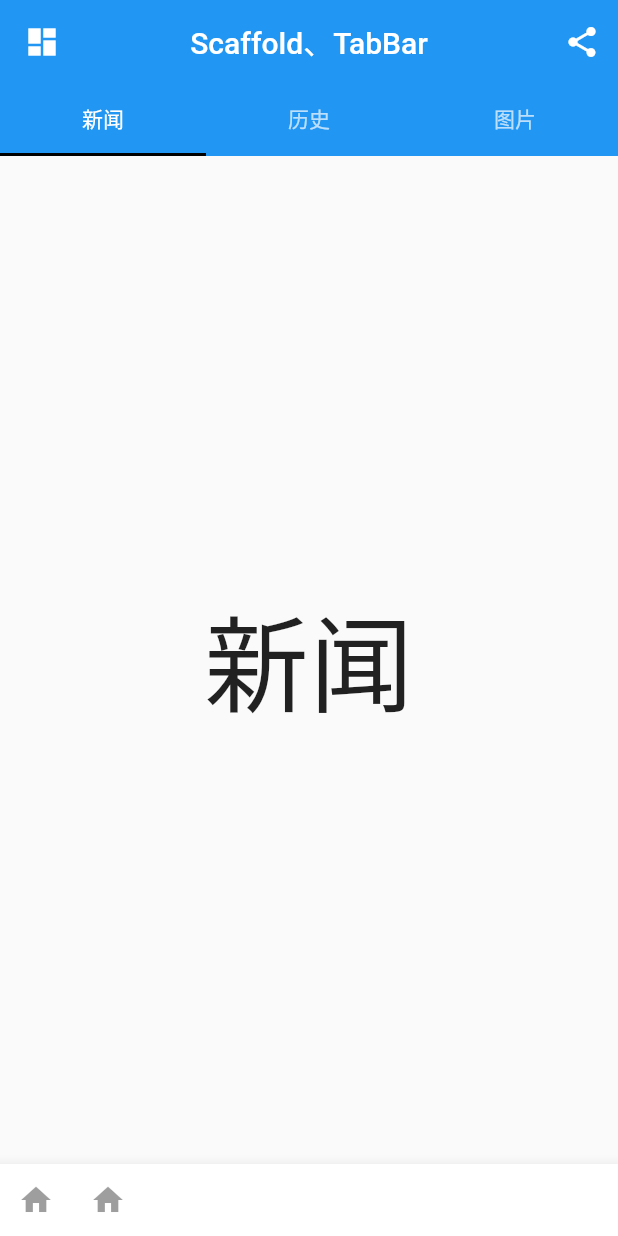
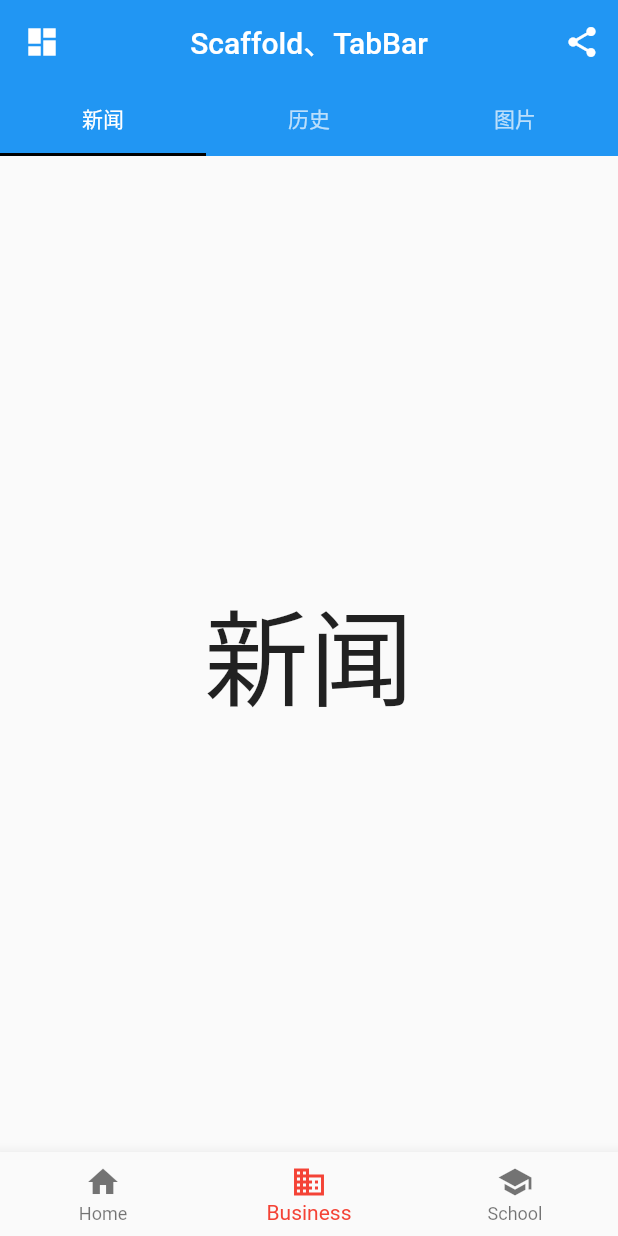
Before and after one commit to amazingokc/FlutterApp, a Flutter app: the ScaffoldPage screen opened by its route, on a phone screen of 412 x 824 dp. Run offline on Flutter 3.47's test engine with Material 2 defaults, Android fonts, the phone set to English and light mode, and no system bars; network calls fail.

Commit message:
scaffold
Signed-off-by: xiaoguoqing <13750525954@163.com>

```diff
--- a/lib/BaseWidget.dart
+++ b/lib/BaseWidget.dart
@@ -3,7 +3,7 @@ import 'package:flutter/material.dart';
 
 class BaseWidgetPage extends StatefulWidget {
   @override
-  State<StatefulWidget> createState() {
+  _BaseWidgetPage createState() {
     return new _BaseWidgetPage();
   }
 }
--- a/lib/scaffoldWidget.dart
+++ b/lib/scaffoldWidget.dart
@@ -67,31 +67,19 @@ class _ScaffoldWidget extends State<ScaffoldPage>
         drawer: new MyDrawer(),
         //抽屉
 
-//      bottomNavigationBar: BottomNavigationBar(
-//        //底部导航
-//        items: <BottomNavigationBarItem>[
-//          BottomNavigationBarItem(icon: Icon(Icons.home), title: Text("Home")),
-//          BottomNavigationBarItem(
-//              icon: Icon(Icons.business), title: Text("Business")),
-//          BottomNavigationBarItem(
-//              icon: Icon(Icons.school), title: Text("School")),
-//        ],
-//        currentIndex: _selectedIndex,
-//        fixedColor: Colors.red,
-//        onTap: _onItemTap,
-//      ),
-
-        bottomNavigationBar: BottomAppBar(
-          color: Colors.white,
-          shape: CircularNotchedRectangle(), // 底部导航栏打一个圆形的洞
-          child: Row(
-            children: <Widget>[
-              IconButton(icon: Icon(Icons.home),),
-              SizedBox(),
-              IconButton(icon: Icon(Icons.home),)
-            ],
-          ),
-        ),
+      bottomNavigationBar: BottomNavigationBar(
+        //底部导航
+        items: <BottomNavigationBarItem>[
+          BottomNavigationBarItem(icon: Icon(Icons.home), title: Text("Home")),
+          BottomNavigationBarItem(
+              icon: Icon(Icons.business), title: Text("Business")),
+          BottomNavigationBarItem(
+              icon: Icon(Icons.school), title: Text("School")),
+        ],
+        currentIndex: _selectedIndex,
+        fixedColor: Colors.red,
+        onTap: _onItemTap,
+      ),
 
         body: TabBarView(
         controller: _tabController,
```
Also changed, not shown: lib/main.dart (+8 -2 lines).
